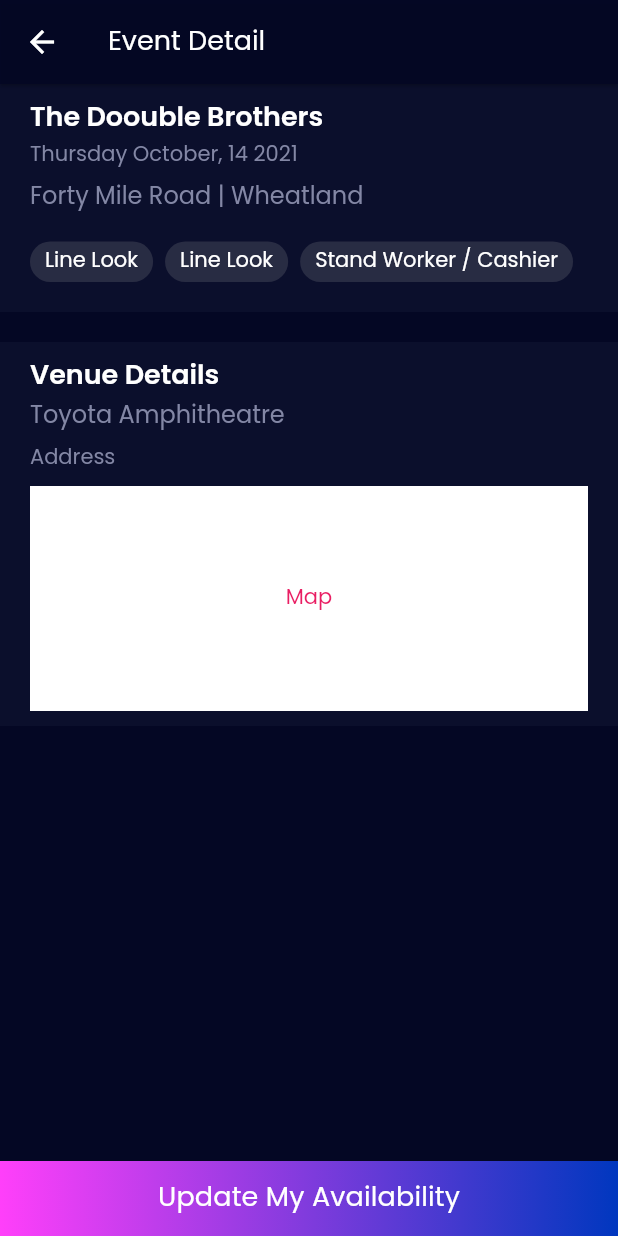
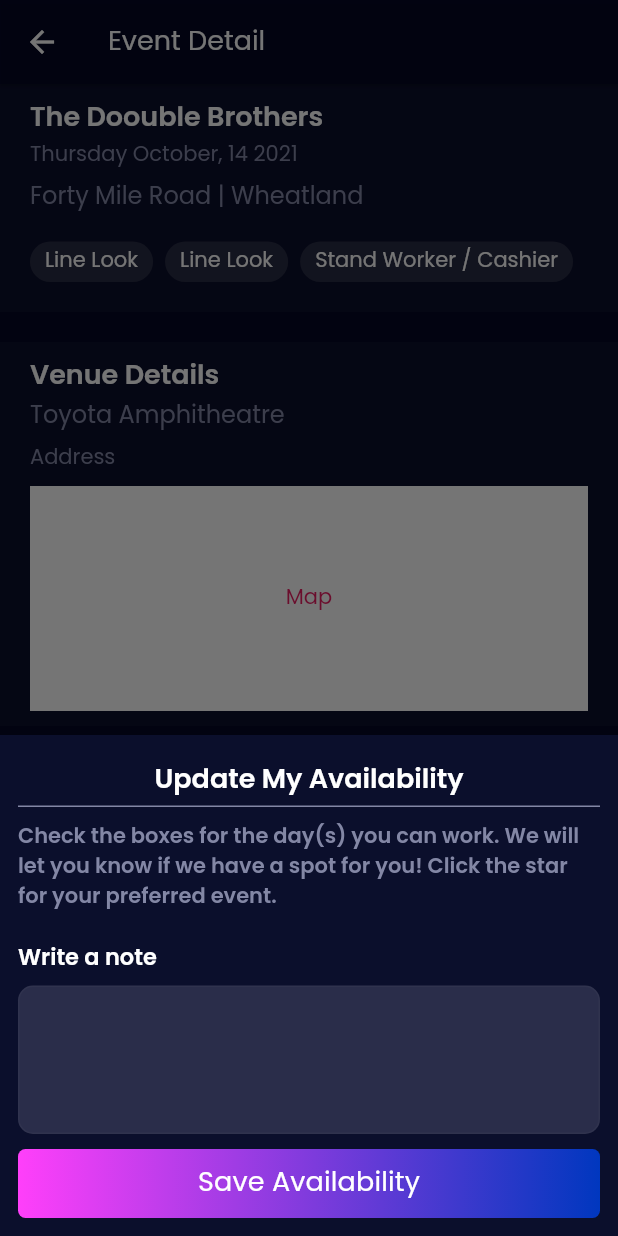
Before and after one commit to fluttertutorialin/mvpeventstaffing, a Flutter app: the EventDetailPage screen opened by its route, after a tap on "Update My Availability", on a phone screen of 412 x 824 dp. Run offline on Flutter 3.47's test engine with Material 2 defaults, Android fonts, the phone set to English and light mode, and no system bars; our stand-ins replace get, google_fonts, pin_code_text_field, table_calendar.

Commit message:
update available

```diff
--- a/lib/resource/app_value.dart
+++ b/lib/resource/app_value.dart
@@ -48,6 +48,9 @@ const String recommendedEvents = 'Recommended events';
 const String eventBestYourJob = 'Events that suits best for your job skills';
 const String upcomingShifts = 'Upcoming Shifts';
 const String yourUpcomingShifts = 'Your upcoming Shifts';
+const String writeNote = 'Write a note';
+const String updateMyAvailability = 'Update My Availability';
+const String updateMyAvailabilityNote = 'Check the boxes for the day(s) you can work. We will let you know if we have a spot for you! Click the star for your preferred event.';
 
 const String signUpTitleString  = 'Sign Up';
 const String verifyMobileTitleString  = 'Verify Mobile';
@@ -81,6 +84,7 @@ const String noButtonString = 'No';
 const String updateProfileButtonString = 'Update Profile';
 const String updateButtonString = 'Update';
 const String updateMyAvailabilityButtonString = 'Update My Availability';
+const String saveAvailabilityButtonString = 'Save Availability';
 
 const String emailHintString = 'Email';
 const String passwordHintString = 'Password';
--- a/lib/ui/page/event_detail_page.dart
+++ b/lib/ui/page/event_detail_page.dart
@@ -1,5 +1,6 @@
 import 'package:flutter/material.dart';
 import 'package:get/get.dart';
+import 'package:mvpeventstaffing/ui/component/text_field_component.dart';
 import '../../resource/app_value.dart';
 import '../../resource/app_color.dart';
 
@@ -10,20 +11,85 @@ class EventDetailPage extends StatelessWidget {
   Widget build(BuildContext context) {
     return Scaffold(
         backgroundColor: backgroundColor,
-        bottomNavigationBar:  SizedBox(height: 50, child: InkWell(
+        bottomNavigationBar: SizedBox(
+            height: 50,
+            child: InkWell(
                 onTap: () {
-
+                  Get.bottomSheet(SingleChildScrollView(
+                      child: Container(
+                          decoration: BoxDecoration(color: boxColor),
+                          child: Padding(
+                              padding: const EdgeInsets.all(12),
+                              child: Column(
+                                  crossAxisAlignment: CrossAxisAlignment.start,
+                                  children: [
+                                    Center(
+                                        child: Padding(
+                                            padding: const EdgeInsets.all(5),
+                                            child: Text(updateMyAvailability,
+                                                style: Get.textTheme.headline1!
+                                                    .merge(const TextStyle(
+                                                        color: whiteColor,
+                                                        fontSize: 18,
+                                                        fontWeight: FontWeight
+                                                            .w600))))),
+                                    Container(
+                                        height: 1,
+                                        width:
+                                            MediaQuery.of(context).size.width,
+                                        color: greyColor),
+                                    const SizedBox(height: 10),
+                                    Text(updateMyAvailabilityNote,
+                                        style: Get.textTheme.headline1!.merge(
+                                            const TextStyle(
+                                                color: greyColor,
+                                                fontSize: 14,
+                                                fontWeight: FontWeight.w600))),
+                                    const SizedBox(height: 20),
+                                    Text(writeNote,
+                                        style: Get.textTheme.headline1!.merge(
+                                            const TextStyle(
+                                                color: whiteColor,
+                                                fontSize: 15,
+                                                fontWeight: FontWeight.w600))),
+                                    const SizedBox(height: 8),
+                                    const TextFieldComponent(
+                                        minLines: 5,
+                                        maxLines: 5,
+                                        labelText: ''),
+                                    const SizedBox(height: 10),
+                                    InkWell(
+                                        onTap: () {
+                                          Get.back();
+                                        },
+                                        child: Container(
+                                            padding: const EdgeInsets.symmetric(
+                                                vertical: 12),
+                                            alignment: Alignment.center,
+                                            decoration: BoxDecoration(
+                                                borderRadius:
+                                                    const BorderRadius.all(
+                                                        Radius.circular(5)),
+                                                gradient: buttonGradient),
+                                            child: Text(
+                                                saveAvailabilityButtonString,
+                                                style: Get.textTheme.subtitle2!
+                                                    .merge(const TextStyle(
+                                                        color: whiteColor,
+                                                        fontWeight:
+                                                            FontWeight.normal,
+                                                        fontSize: 18))))),
+                                  ])))));
                 },
                 child: Container(
                     padding: const EdgeInsets.symmetric(vertical: 12),
                     alignment: Alignment.center,
                     decoration: BoxDecoration(
-                    borderRadius: const BorderRadius.all(
-                        Radius.circular(0)),
+                        borderRadius:
+                            const BorderRadius.all(Radius.circular(0)),
                         gradient: buttonGradient),
                     child: Text(updateMyAvailabilityButtonString,
-                    style: Get.textTheme.subtitle2!.merge(
-                        const TextStyle(
+                        style: Get.textTheme.subtitle2!.merge(const TextStyle(
                             color: whiteColor,
                             fontWeight: FontWeight.normal,
                             fontSize: 18)))))),
@@ -120,10 +186,12 @@ class EventDetailPage extends StatelessWidget {
                     Container(
                         color: whiteColor,
                         height: 150,
-                        child: Center(child: Text('Map',
+                        child: Center(
+                            child: Text('Map',
                                 style: Get.textTheme.bodyText1!.merge(
                                     const TextStyle(
-                                    color: primarySwatchColor, fontSize: 14))))),
+                                        color: primarySwatchColor,
+                                        fontSize: 14))))),
                   ])),
         ])));
   }
```
Lines whose indentation alone changed are shown as unchanged.
